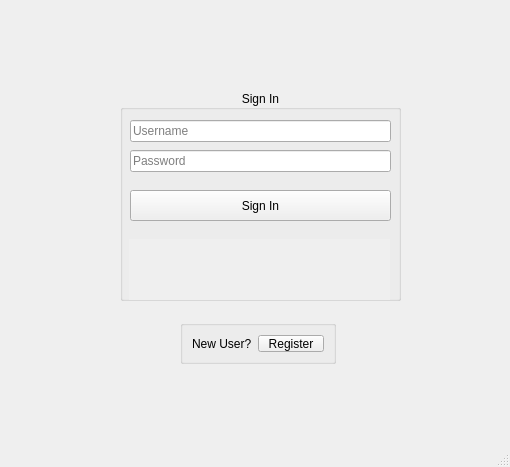
Old version of the form ui/loginWindow.ui in the repository yasar12123/Soft27101-PMS.
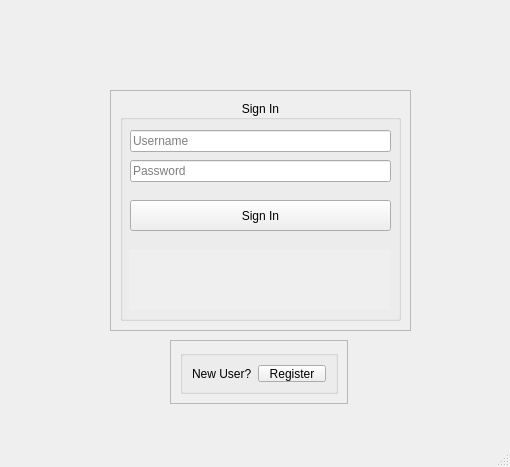
New version of the form.

```diff
--- a/ui/loginWindow.ui
+++ b/ui/loginWindow.ui
@@ -14,15 +14,24 @@
    <string>LoginWindow</string>
   </property>
   <widget class="QWidget" name="centralwidget">
-   <widget class="QGroupBox" name="signInGroupBox">
+   <widget class="QFrame" name="frame">
     <property name="geometry">
      <rect>
-      <x>120</x>
+      <x>110</x>
       <y>90</y>
-      <width>281</width>
-      <height>211</height>
+      <width>301</width>
+      <height>241</height>
      </rect>
     </property>
+    <property name="frameShape">
+     <enum>QFrame::StyledPanel</enum>
+    </property>
+    <property name="frameShadow">
+     <enum>QFrame::Raised</enum>
+    </property>
+    <layout class="QVBoxLayout" name="verticalLayout_2">
+     <item>
+      <widget class="QGroupBox" name="signInGroupBox">
     <property name="title">
      <string>Sign In</string>
     </property>
@@ -128,15 +137,27 @@
      </widget>
     </widget>
    </widget>
+     </item>
+    </layout>
+   </widget>
+   <widget class="QFrame" name="frame_2">
+    <property name="geometry">
+     <rect>
+      <x>170</x>
+      <y>340</y>
+      <width>178</width>
+      <height>64</height>
+     </rect>
+    </property>
+    <property name="frameShape">
+     <enum>QFrame::StyledPanel</enum>
+    </property>
+    <property name="frameShadow">
+     <enum>QFrame::Raised</enum>
+    </property>
+    <layout class="QHBoxLayout" name="horizontalLayout_2">
+     <item>
    <widget class="QGroupBox" name="registerGroupBox">
-    <property name="geometry">
-     <rect>
-      <x>180</x>
-      <y>320</y>
-      <width>156</width>
-      <height>44</height>
-     </rect>
-    </property>
     <property name="title">
      <string/>
     </property>
@@ -153,6 +174,9 @@
        <property name="text">
         <string>Register</string>
        </property>
+         </widget>
+        </item>
+       </layout>
       </widget>
      </item>
     </layout>
```
Lines whose indentation alone changed are shown as unchanged.
